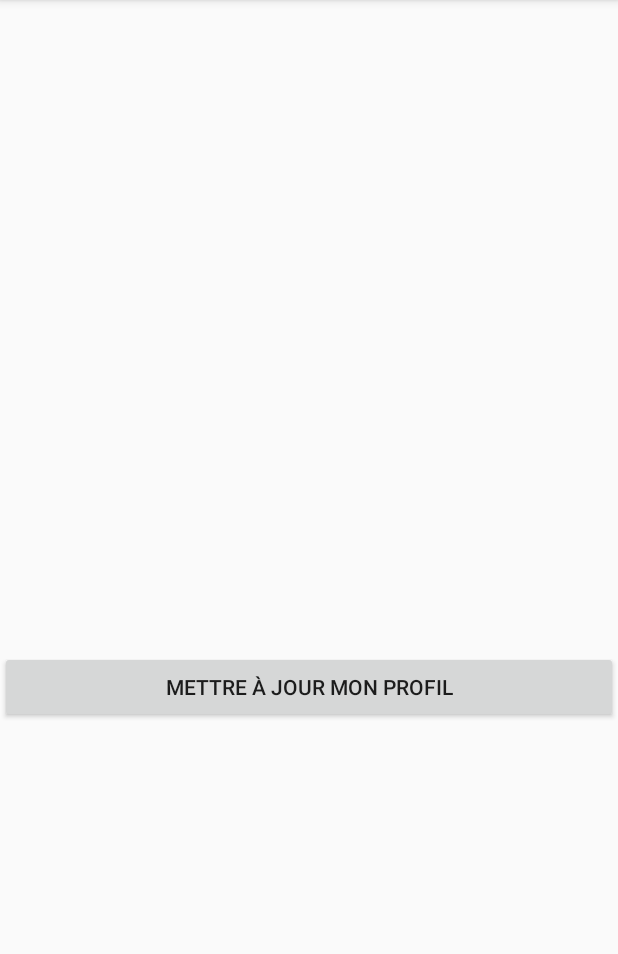
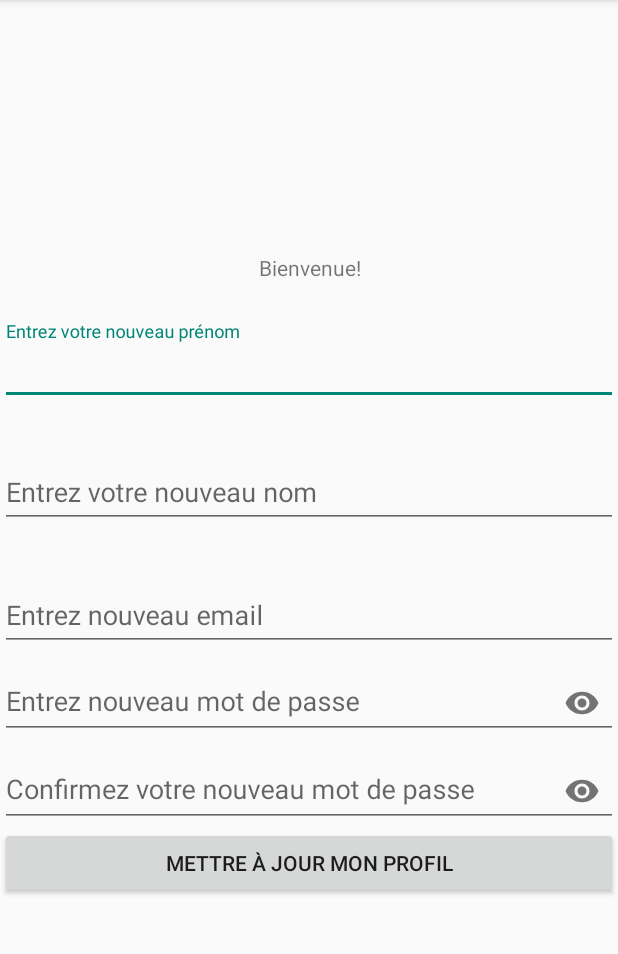
Before and after one commit to 1903606/tp2_v2, an Android app: the GestionProfil screen opened directly, with no data from a screen before it, on a phone screen of 412 x 824 dp, the part 84-1038 px from its top. Run offline under Robolectric (Android 15) with nearby library versions, the phone set to English and light mode, and no system bars; our stand-ins replace Firebase (no records; nobody signed in at launch, a user with empty details on screens opened directly).

Commit message:
Fait: Ajout prenom et nom dans register et gestionprofil

```diff
--- a/app/src/main/res/layout/activity_gestion_profil.xml
+++ b/app/src/main/res/layout/activity_gestion_profil.xml
@@ -9,29 +9,101 @@
     tools:context=".GestionProfil">
 
     <TextView
-        android:id="@+id/tv_prenom"
+        android:id="@+id/bienvenue"
         android:layout_width="match_parent"
         android:layout_height="wrap_content"
-        android:layout_marginTop="40dp">
+        android:gravity="center"
+        android:text="@string/bienvenue">
 
     </TextView>
 
-    <TextView
-        android:id="@+id/tv_nom"
+    <com.google.android.material.textfield.TextInputLayout
+        android:id="@+id/til_prenom"
         android:layout_width="match_parent"
         android:layout_height="wrap_content"
-        android:layout_marginTop="30dp">
-    </TextView>
+        android:layout_marginTop="26dp"
+        android:hint="@string/entrez_votre_newprenom">
 
-    <TextView
-        android:id="@+id/tv_courriel"
+        <com.google.android.material.textfield.TextInputEditText
+            android:id="@+id/tiet_prenom"
+            android:layout_width="match_parent"
+            android:layout_height="wrap_content"
+            android:inputType="text"
+            android:maxLines="2"
+            />
+    </com.google.android.material.textfield.TextInputLayout>
+
+    <com.google.android.material.textfield.TextInputLayout
+        android:id="@+id/til_nom"
         android:layout_width="match_parent"
         android:layout_height="wrap_content"
-        android:layout_marginTop="20dp">
+        android:layout_marginTop="26dp"
+        android:hint="@string/entrez_votre_new_nom">
 
-    </TextView>
+        <com.google.android.material.textfield.TextInputEditText
+            android:id="@+id/tiet_nom"
+            android:layout_width="match_parent"
+            android:layout_height="wrap_content"
+            android:inputType="text"
+            android:maxLines="2"
+            />
+    </com.google.android.material.textfield.TextInputLayout>
+
+
+
+
+    <com.google.android.material.textfield.TextInputLayout
+        android:id="@+id/til_courriel"
+        android:layout_width="match_parent"
+        android:layout_height="wrap_content"
+        android:layout_marginTop="26dp"
+        android:hint="@string/entrez_new_email">
+
+        <com.google.android.material.textfield.TextInputEditText
+            android:id="@+id/tiet_courriel_new"
+            android:layout_width="match_parent"
+            android:layout_height="wrap_content"
+            android:inputType="textEmailAddress"
+            android:maxLines="1"
+            />
+    </com.google.android.material.textfield.TextInputLayout>
+
+    <com.google.android.material.textfield.TextInputLayout
+        android:id="@+id/til_mdp"
+        android:layout_width="match_parent"
+        android:layout_height="wrap_content"
+        android:hint="@string/new_mdp"
+        app:endIconMode="password_toggle">
+
+        <com.google.android.material.textfield.TextInputEditText
+            android:id="@+id/tiet_mdp_new"
+            android:layout_width="match_parent"
+            android:layout_height="wrap_content"
+            android:inputType="textPassword"
+            android:maxLines="1"/>
+
+
+    </com.google.android.material.textfield.TextInputLayout>
+
+    <com.google.android.material.textfield.TextInputLayout
+        android:id="@+id/til_mdp_confirmez"
+        android:layout_width="match_parent"
+        android:layout_height="wrap_content"
+        android:hint="@string/new_mdp_confirm"
+        app:endIconMode="password_toggle">
+
+        <com.google.android.material.textfield.TextInputEditText
+            android:id="@+id/tiet_mdp_confirmez_new"
+            android:layout_width="match_parent"
+            android:layout_height="wrap_content"
+            android:inputType="textPassword"
+            android:maxLines="1"/>
+
+
+    </com.google.android.material.textfield.TextInputLayout>
 
     <Button
+        android:id="@+id/btn_update_info"
         android:layout_width="match_parent"
         android:layout_height="wrap_content"
         android:text="@string/mettre_jour_mon_profil">
--- a/app/src/main/res/values/strings.xml
+++ b/app/src/main/res/values/strings.xml
@@ -9,4 +9,12 @@
     <string name="afficher_informations_de_mon_profil">Afficher informations de mon profil</string>
     <string name="deconnexion">Deconnexion</string>
     <string name="mettre_jour_mon_profil">Mettre à jour mon profil</string>
+    <string name="entrez_new_email">Entrez nouveau email</string>
+    <string name="new_mdp">Entrez nouveau mot de passe</string>
+    <string name="new_mdp_confirm">Confirmez votre nouveau mot de passe</string>
+    <string name="bienvenue">Bienvenue!</string>
+    <string name="entrez_votre_prenom">Entrez votre prénom</string>
+    <string name="entrez_votre_nom">Entrez votre nom</string>
+    <string name="entrez_votre_newprenom">Entrez votre nouveau prénom</string>
+    <string name="entrez_votre_new_nom">Entrez votre nouveau nom</string>
 </resources>
```
Also changed, not shown: app/src/main/java/com/example/travailpratique2_v2/GestionBD.java (+11 -1 lines), app/src/main/java/com/example/travailpratique2_v2/GestionProfil.java (+145 -0 lines), app/src/main/java/com/example/travailpratique2_v2/Register.java (+38 -8 lines), app/src/main/res/layout/activity_register.xml (+33 -0 lines).
